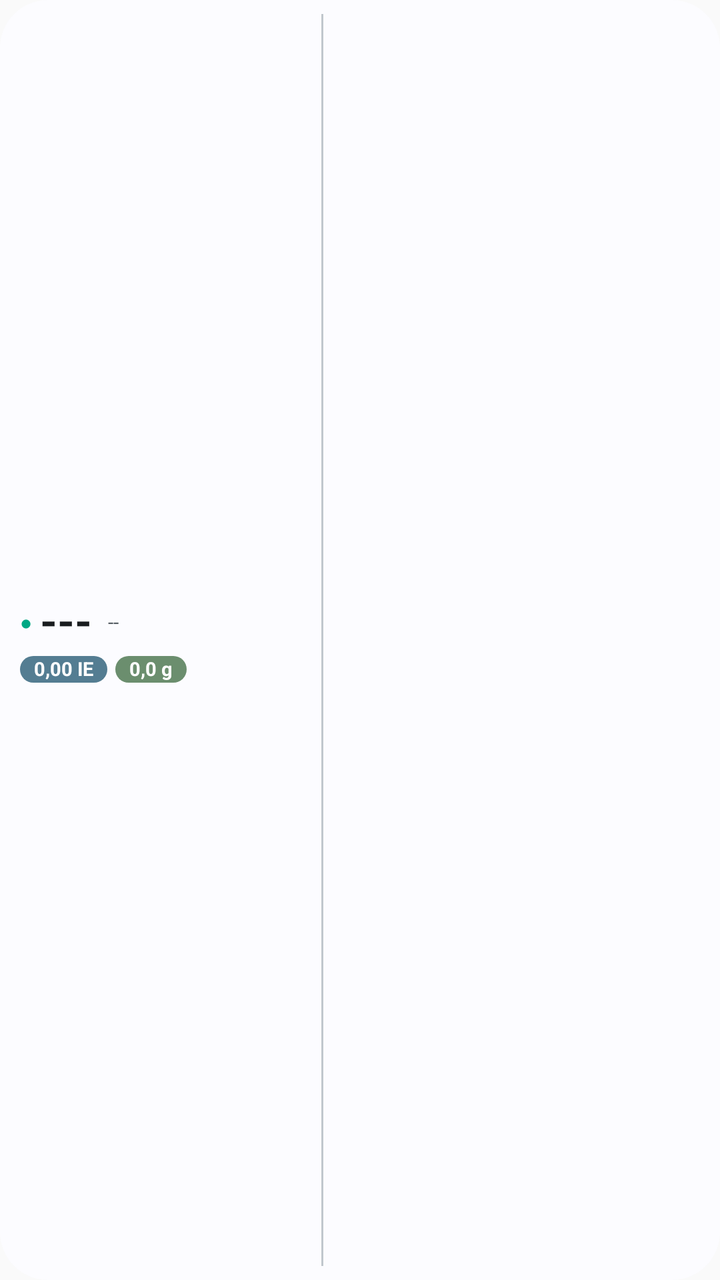
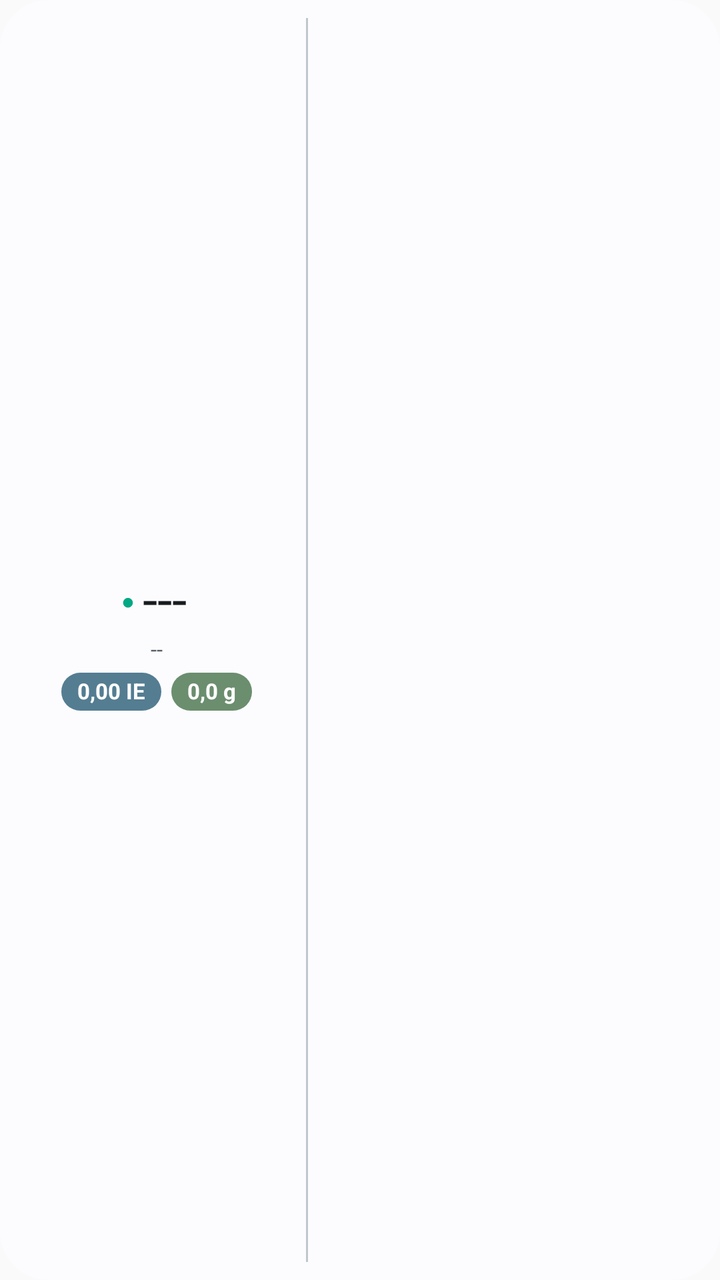

Before-and-after screenshots of an Android layout around one commit, followed by the original layout XML and the change that was made.
<!-- AndroidManifest.xml: application theme Theme.EasyBolus -->
<!-- res/layout/widget_easybolus_compact.xml -->
<?xml version="1.0" encoding="utf-8"?>
<LinearLayout xmlns:android="http://schemas.android.com/apk/res/android"
    android:id="@+id/widget_root"
    android:layout_width="match_parent"
    android:layout_height="match_parent"
    android:background="@drawable/widget_bg"
    android:orientation="horizontal"
    android:gravity="center_vertical"
    android:paddingStart="10dp"
    android:paddingEnd="6dp"
    android:paddingTop="4dp"
    android:paddingBottom="4dp">

    
    <LinearLayout
        android:layout_width="0dp"
        android:layout_height="wrap_content"
        android:layout_weight="1.05"
        android:orientation="vertical"
        android:gravity="center_vertical">

        <LinearLayout
            android:layout_width="wrap_content"
            android:layout_height="wrap_content"
            android:orientation="horizontal"
            android:gravity="center_vertical">

            <TextView
                android:id="@+id/widget_status_dot"
                android:layout_width="wrap_content"
                android:layout_height="wrap_content"
                android:text="●"
                android:textSize="10sp"
                android:textColor="#00A884"
                android:layout_marginEnd="4dp" />

            <TextView
                android:id="@+id/widget_bg_value"
                android:layout_width="wrap_content"
                android:layout_height="wrap_content"
                android:text="---"
                android:textSize="22sp"
                android:textStyle="bold"
                android:includeFontPadding="false"
                android:fontFeatureSettings="tnum"
                android:textColor="@color/widget_text_primary" />

            <TextView
                android:id="@+id/widget_trend"
                android:layout_width="wrap_content"
                android:layout_height="wrap_content"
                android:layout_marginStart="2dp"
                android:text=""
                android:textSize="16sp"
                android:includeFontPadding="false"
                android:textColor="@color/widget_text_primary" />

            <TextView
                android:id="@+id/widget_subtitle"
                android:layout_width="wrap_content"
                android:layout_height="wrap_content"
                android:layout_marginStart="6dp"
                android:text="--"
                android:textSize="10sp"
                android:maxLines="1"
                android:ellipsize="end"
                android:includeFontPadding="false"
                android:fontFeatureSettings="tnum"
                android:textColor="@color/widget_text_secondary" />
        </LinearLayout>

        <LinearLayout
            android:layout_width="wrap_content"
            android:layout_height="wrap_content"
            android:orientation="horizontal"
            android:gravity="center_vertical"
            android:layout_marginTop="4dp">

            <TextView
                android:id="@+id/widget_iob"
                android:layout_width="wrap_content"
                android:layout_height="wrap_content"
                android:background="@drawable/widget_pill_iob"
                android:paddingStart="7dp"
                android:paddingEnd="7dp"
                android:paddingTop="1dp"
                android:paddingBottom="1dp"
                android:includeFontPadding="false"
                android:text="0,00 IE"
                android:textSize="9.5sp"
                android:textStyle="bold"
                android:fontFeatureSettings="tnum"
                android:textColor="#FFFFFF" />

            <TextView
                android:id="@+id/widget_cob"
                android:layout_width="wrap_content"
                android:layout_height="wrap_content"
                android:background="@drawable/widget_pill_cob"
                android:paddingStart="7dp"
                android:paddingEnd="7dp"
                android:paddingTop="1dp"
                android:paddingBottom="1dp"
                android:layout_marginStart="4dp"
                android:includeFontPadding="false"
                android:text="0,0 g"
                android:textSize="9.5sp"
                android:textStyle="bold"
                android:fontFeatureSettings="tnum"
                android:textColor="#FFFFFF" />
        </LinearLayout>
    </LinearLayout>

    
    <ImageView
        android:layout_width="1dp"
        android:layout_height="match_parent"
        android:layout_marginStart="5dp"
        android:layout_marginEnd="5dp"
        android:layout_marginTop="3dp"
        android:layout_marginBottom="3dp"
        android:background="@color/widget_divider"
        android:contentDescription="@null" />

    
    <ImageView
        android:id="@+id/widget_chart_image"
        android:layout_width="0dp"
        android:layout_height="match_parent"
        android:layout_weight="1.35"
        android:scaleType="fitXY"
        android:contentDescription="@string/app_name" />
</LinearLayout>
<!-- resources referenced by this layout -->
<resources>
  <color name="widget_divider">#E0E3E8</color>
  <color name="widget_text_primary">#1F1F1F</color>
  <color name="widget_text_secondary">#5F6368</color>
  <!-- drawable widget_bg (drawable) -->
  <?xml version="1.0" encoding="utf-8"?>
  <shape xmlns:android="http://schemas.android.com/apk/res/android"
      android:shape="rectangle">
      <solid android:color="@color/widget_background" />
      <corners android:radius="24dp" />
  </shape>
  <!-- drawable widget_pill_cob (drawable) -->
  <?xml version="1.0" encoding="utf-8"?>
  <shape xmlns:android="http://schemas.android.com/apk/res/android"
      android:shape="rectangle">
      <solid android:color="@color/widget_pill_cob" />
      <corners android:radius="50dp" />
  </shape>
  <!-- drawable widget_pill_iob (drawable) -->
  <?xml version="1.0" encoding="utf-8"?>
  <shape xmlns:android="http://schemas.android.com/apk/res/android"
      android:shape="rectangle">
      <solid android:color="@color/widget_pill_iob" />
      <corners android:radius="50dp" />
  </shape>
  <string name="app_name">easyBOLUS</string>
  <style name="Theme.EasyBolus" parent="android:Theme.Material.Light.NoActionBar" />
  <color name="widget_background">#F8F9FC</color>
  <color name="widget_pill_cob">#6B8E6E</color>
  <color name="widget_pill_iob">#547D92</color>
</resources>

<!-- the commit's change to res/layout/widget_easybolus_compact.xml (unified diff, before → after) -->
@@ -7,17 +7,17 @@
     android:orientation="horizontal"
     android:gravity="center_vertical"
     android:paddingStart="10dp"
-    android:paddingEnd="6dp"
-    android:paddingTop="4dp"
-    android:paddingBottom="4dp">
+    android:paddingEnd="8dp"
+    android:paddingTop="5dp"
+    android:paddingBottom="5dp">
 
     
     <LinearLayout
         android:layout_width="0dp"
         android:layout_height="wrap_content"
-        android:layout_weight="1.05"
+        android:layout_weight="1.0"
         android:orientation="vertical"
-        android:gravity="center_vertical">
+        android:gravity="center_horizontal">
 
         <LinearLayout
             android:layout_width="wrap_content"
@@ -30,7 +30,8 @@
                 android:layout_width="wrap_content"
                 android:layout_height="wrap_content"
                 android:text="●"
-                android:textSize="10sp"
+                android:textSize="11sp"
+                android:includeFontPadding="false"
                 android:textColor="#00A884"
                 android:layout_marginEnd="4dp" />
 
@@ -39,8 +40,8 @@
                 android:layout_width="wrap_content"
                 android:layout_height="wrap_content"
                 android:text="---"
-                android:textSize="22sp"
-                android:textStyle="bold"
+                android:textSize="27sp"
+                android:textStyle="normal"
                 android:includeFontPadding="false"
                 android:fontFeatureSettings="tnum"
                 android:textColor="@color/widget_text_primary" />
@@ -49,45 +50,46 @@
                 android:id="@+id/widget_trend"
                 android:layout_width="wrap_content"
                 android:layout_height="wrap_content"
-                android:layout_marginStart="2dp"
+                android:layout_marginStart="3dp"
                 android:text=""
-                android:textSize="16sp"
+                android:textSize="20sp"
                 android:includeFontPadding="false"
                 android:textColor="@color/widget_text_primary" />
+        </LinearLayout>
 
-            <TextView
-                android:id="@+id/widget_subtitle"
-                android:layout_width="wrap_content"
-                android:layout_height="wrap_content"
-                android:layout_marginStart="6dp"
-                android:text="--"
-                android:textSize="10sp"
-                android:maxLines="1"
-                android:ellipsize="end"
-                android:includeFontPadding="false"
-                android:fontFeatureSettings="tnum"
-                android:textColor="@color/widget_text_secondary" />
-        </LinearLayout>
+        <TextView
+            android:id="@+id/widget_subtitle"
+            android:layout_width="wrap_content"
+            android:layout_height="wrap_content"
+            android:text="--"
+            android:textSize="11sp"
+            android:includeFontPadding="false"
+            android:maxLines="1"
+            android:ellipsize="end"
+            android:fontFeatureSettings="tnum"
+            android:textColor="@color/widget_text_secondary"
+            android:layout_marginTop="2dp" />
 
         <LinearLayout
             android:layout_width="wrap_content"
             android:layout_height="wrap_content"
             android:orientation="horizontal"
-            android:gravity="center_vertical"
-            android:layout_marginTop="4dp">
+            android:gravity="center"
+            android:layout_marginTop="5dp">
 
             <TextView
                 android:id="@+id/widget_iob"
                 android:layout_width="wrap_content"
                 android:layout_height="wrap_content"
                 android:background="@drawable/widget_pill_iob"
-                android:paddingStart="7dp"
-                android:paddingEnd="7dp"
-                android:paddingTop="1dp"
-                android:paddingBottom="1dp"
+                android:paddingStart="8dp"
+                android:paddingEnd="8dp"
+                android:paddingTop="3dp"
+                android:paddingBottom="3dp"
                 android:includeFontPadding="false"
+                android:maxLines="1"
                 android:text="0,00 IE"
-                android:textSize="9.5sp"
+                android:textSize="11sp"
                 android:textStyle="bold"
                 android:fontFeatureSettings="tnum"
                 android:textColor="#FFFFFF" />
@@ -97,14 +99,15 @@
                 android:layout_width="wrap_content"
                 android:layout_height="wrap_content"
                 android:background="@drawable/widget_pill_cob"
-                android:paddingStart="7dp"
-                android:paddingEnd="7dp"
-                android:paddingTop="1dp"
-                android:paddingBottom="1dp"
-                android:layout_marginStart="4dp"
+                android:paddingStart="8dp"
+                android:paddingEnd="8dp"
+                android:paddingTop="3dp"
+                android:paddingBottom="3dp"
+                android:layout_marginStart="5dp"
                 android:includeFontPadding="false"
+                android:maxLines="1"
                 android:text="0,0 g"
-                android:textSize="9.5sp"
+                android:textSize="11sp"
                 android:textStyle="bold"
                 android:fontFeatureSettings="tnum"
                 android:textColor="#FFFFFF" />
@@ -115,10 +118,10 @@
     <ImageView
         android:layout_width="1dp"
         android:layout_height="match_parent"
-        android:layout_marginStart="5dp"
-        android:layout_marginEnd="5dp"
-        android:layout_marginTop="3dp"
-        android:layout_marginBottom="3dp"
+        android:layout_marginStart="6dp"
+        android:layout_marginEnd="6dp"
+        android:layout_marginTop="4dp"
+        android:layout_marginBottom="4dp"
         android:background="@color/widget_divider"
         android:contentDescription="@null" />
 
@@ -127,7 +130,7 @@
         android:id="@+id/widget_chart_image"
         android:layout_width="0dp"
         android:layout_height="match_parent"
-        android:layout_weight="1.35"
+        android:layout_weight="1.4"
         android:scaleType="fitXY"
         android:contentDescription="@string/app_name" />
 </LinearLayout>
